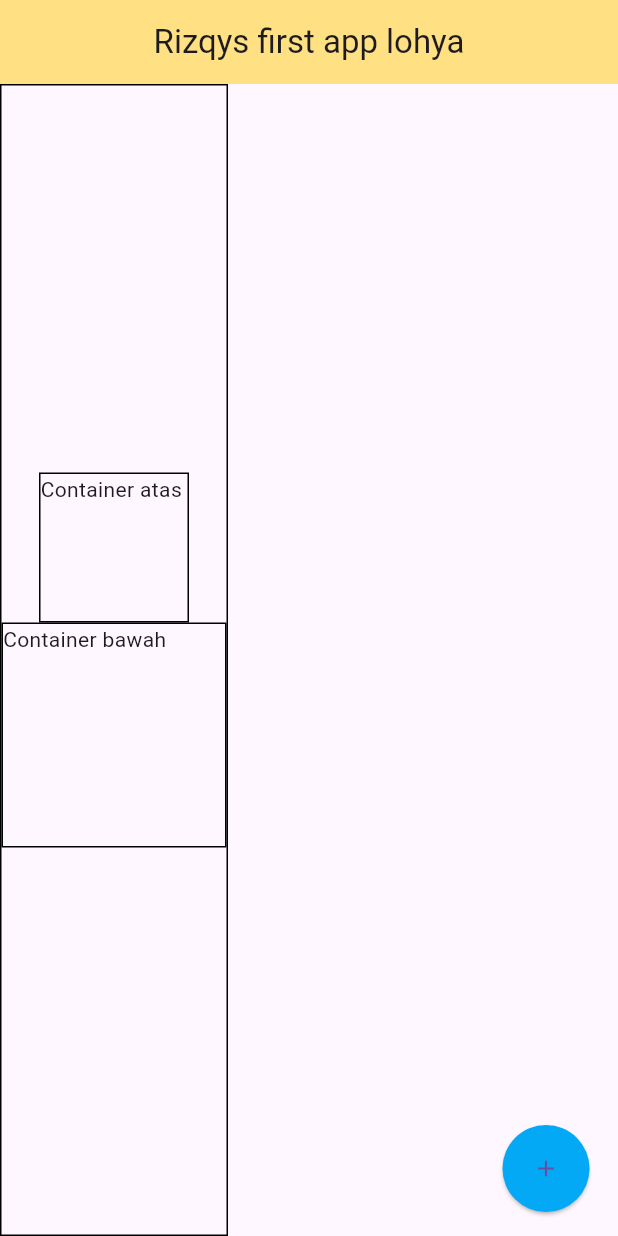
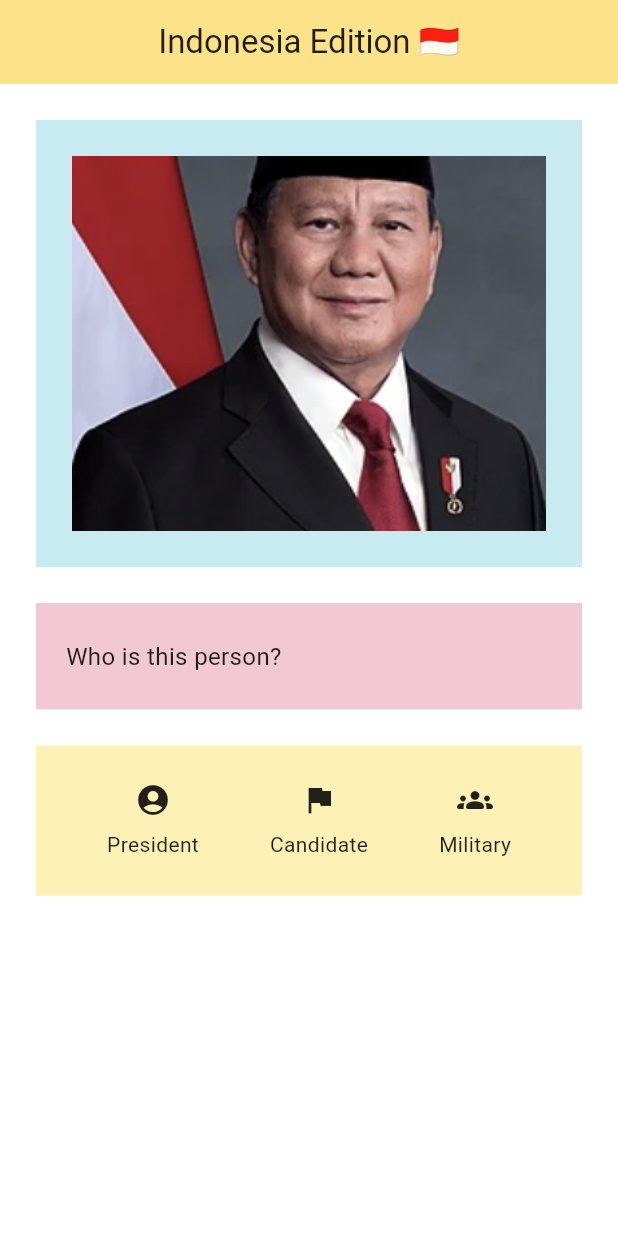
Before and after one commit to qyqystilllearning/ppb_fp_qyqy, a Flutter app: the screen it shows after launch, on a phone screen of 412 x 824 dp. Run offline on Flutter 3.47's test engine with Material 3 defaults, Android fonts, the phone set to English and light mode, and no system bars.

Commit message:
my challenge

```diff
--- a/lib/main.dart
+++ b/lib/main.dart
@@ -1,4 +1,3 @@
-
 import 'package:flutter/material.dart';
 
 void main() => runApp(MyApp());
@@ -6,47 +5,88 @@
 class MyApp extends StatelessWidget {
   @override
   Widget build(BuildContext context) {
-      return MaterialApp( // the whole screen
-        home: Scaffold( // the appbar and body
-          appBar: AppBar( // the appbar (kind of like the header)
-            title: Text("Rizqys first app lohya"),
+    return MaterialApp(
+      debugShowCheckedModeBanner: true, // Keeping the debug banner to match your screenshot
+      home: Scaffold(
+        backgroundColor: Colors.white,
+        appBar: AppBar(
+          title: Text(
+            "Indonesia Edition 🇮🇩",
+            style: TextStyle(color: Colors.black87),
+          ),
           centerTitle: true,
-            backgroundColor: Colors.amber[200],
+          backgroundColor: Color(0xFFFCE38A), // Light amber/yellow color from image
+          elevation: 0,
         ),
-          body: Container(
-            decoration: BoxDecoration(
-              border: Border.all(color: Colors.black),
+        body: SingleChildScrollView(
+          child: Padding(
+            padding: const EdgeInsets.all(24.0),
+            child: Column(
+              crossAxisAlignment: CrossAxisAlignment.stretch, // Makes containers fill the width
+              children: [
+                // 1. The Image Box (Light Blue)
+                Container(
+                  color: Color(0xFFC7EBF0), // Light blue background
+                  padding: EdgeInsets.all(24.0),
+                  child: Image.asset(
+                    'assets/prabowo.png',
+                    height: 250,
+                    fit: BoxFit.cover,
+                    errorBuilder: (context, error, stackTrace) {
+                      return Container(
+                        height: 250,
+                        color: Colors.grey[800],
+                        child: Center(child: Text("Your image goes here", style: TextStyle(color: Colors.white))),
+                      );
+                    },
                   ),
-            child: Column(
-              mainAxisAlignment: MainAxisAlignment.center,
-              crossAxisAlignment: CrossAxisAlignment.center,
+                ),
+                SizedBox(height: 24), // Spacing between boxes
+
+                // 2. The Text Box (Light Pink)
+                Container(
+                  color: Color(0xFFF1C8D4), // Light pink background
+                  padding: EdgeInsets.symmetric(horizontal: 20.0, vertical: 24.0),
+                  child: Text(
+                    "Who is this person?",
+                    style: TextStyle(fontSize: 16, color: Colors.black87),
+                  ),
+                ),
+                SizedBox(height: 24), // Spacing between boxes
+
+                // 3. The Icon Row Box (Light Yellow)
+                Container(
+                  color: Color(0xFFFDF1B6), // Light yellow background
+                  padding: EdgeInsets.symmetric(vertical: 24.0),
+                  child: Row(
+                    mainAxisAlignment: MainAxisAlignment.spaceEvenly, // Spaces icons evenly
                     children: [
-                Container(
-                  decoration: BoxDecoration(
-                    border: Border.all(color: Colors.black),
+                      Column(
+                        children: [
+                          Icon(Icons.account_circle, color: Colors.black87),
+                          SizedBox(height: 8),
+                          Text("President", style: TextStyle(color: Colors.black87)),
+                        ],
                       ),
-                  width: 100,
-                  height: 100,
-                  child: Text('Container atas'),
+                      Column(
+                        children: [
+                          Icon(Icons.flag, color: Colors.black87), // umbrella icon
+                          SizedBox(height: 8),
+                          Text("Candidate", style: TextStyle(color: Colors.black87)),
+                        ],
                       ),
-                Container(
-                  decoration: BoxDecoration(
-                    border: Border.all(color: Colors.black),
-                  ),
-                  width: 150,
-                  height: 150,
-                  child: Text('Container bawah'),
+                      Column(
+                        children: [
+                          Icon(Icons.groups_rounded, color: Colors.black87),
+                          SizedBox(height: 8),
+                          Text("Military", style: TextStyle(color: Colors.black87)),
+                        ],
                       ),
                     ],
                   ),
                 ),
-          floatingActionButton: ElevatedButton(
-            onPressed: () {},
-            child: Icon(Icons.add),
-            style: ElevatedButton.styleFrom(
-              backgroundColor: Colors.lightBlue,
-              shape: CircleBorder(),
-              padding: EdgeInsets.all(20.0),
+              ],
+            ),
           ),
         ),
       ),
--- a/pubspec.yaml
+++ b/pubspec.yaml
@@ -62,6 +62,10 @@ flutter:
   #   - images/a_dot_burr.jpeg
   #   - images/a_dot_ham.jpeg
 
+  assets:
+  - assets/ # add this line to include the assets directory
+  - assets/prabowo.png # add this line to include specific image file
+
   # An image asset can refer to one or more resolution-specific "variants", see
   # https://flutter.dev/to/resolution-aware-images
 
```
Also changed, not shown: assets/prabowo.png (added). Lines whose indentation alone changed are shown as unchanged.
